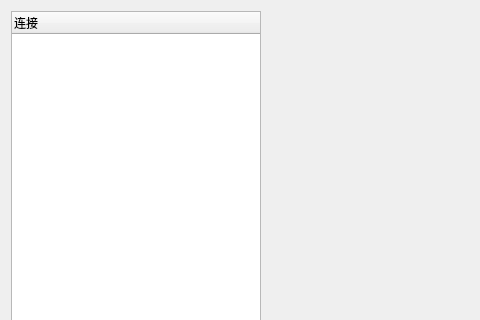
Old version of the form QtMVCtest/dialog.ui in the repository goutaiping/QtMVCtest; both pictures show x 0 to 480 and y 0 to 320 of the 927 by 617 pixel window.
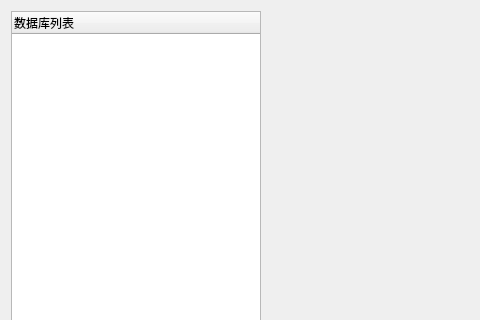
New version of the form.

Patch:
```diff
--- a/QtMVCtest/dialog.ui
+++ b/QtMVCtest/dialog.ui
@@ -27,7 +27,7 @@
      </property>
      <column>
       <property name="text">
-       <string>连接</string>
+       <string>数据库列表</string>
       </property>
      </column>
     </widget>
```
